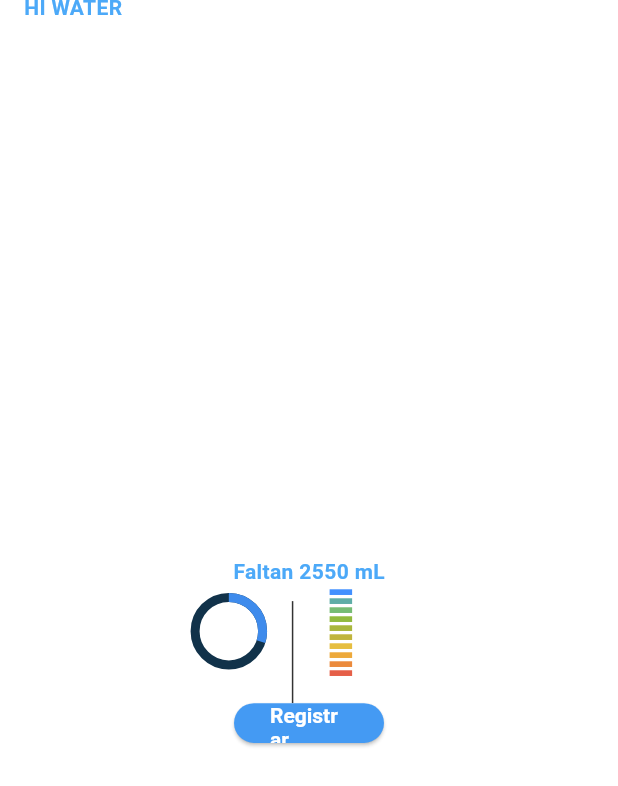
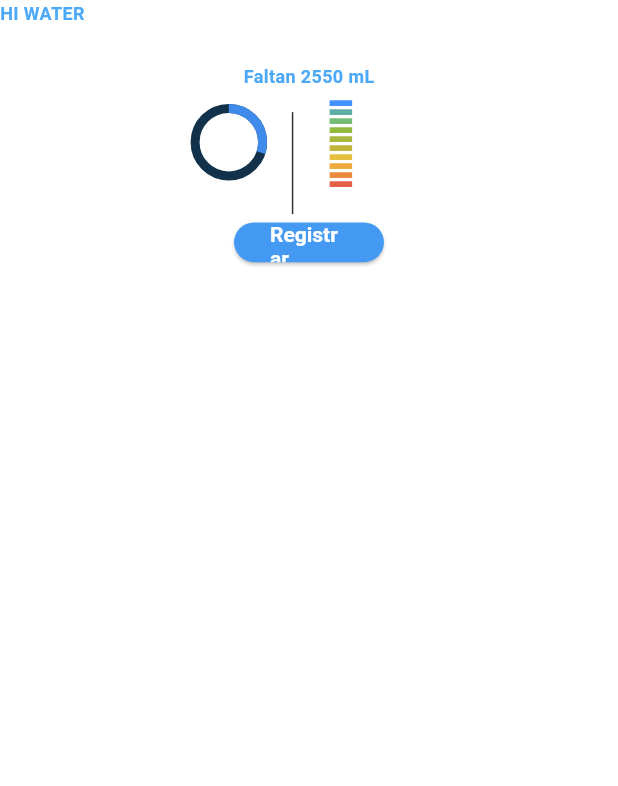
Before and after one commit to gnievap/water_counter_wear_app, a Flutter app: the screen it shows after launch, on a phone screen of 412 x 824 dp. Shown: the top 786 px of the screen. Run offline on Flutter 3.47's test engine with Material 2 defaults, Android fonts, the phone set to English and light mode, and no system bars.

Commit message:
Adding AppBar, title, hour, gaps and size adjustings

```diff
--- a/lib/main.dart
+++ b/lib/main.dart
@@ -28,7 +28,7 @@ class MyApp extends StatelessWidget {
           textTheme:
             const TextTheme(   //0x89baf3
               headlineSmall: TextStyle(color: Colors.white, fontWeight: FontWeight.bold),
-              bodyMedium: TextStyle(color: Color.fromARGB(255, 76, 169, 248), fontWeight: FontWeight.bold),
+              bodyMedium: TextStyle(color: Color.fromARGB(255, 76, 169, 248), fontSize:12,  fontWeight: FontWeight.bold),
               bodySmall: TextStyle(color: Colors.white, fontSize: 12, fontWeight: FontWeight.bold),
             ),
           elevatedButtonTheme: ElevatedButtonThemeData(
--- a/lib/screens/start_screen.dart
+++ b/lib/screens/start_screen.dart
@@ -1,4 +1,5 @@
 import 'package:flutter/material.dart';
+import 'package:intl/intl.dart';
 
 import '../assets/interval_progress_bar.dart';
 
@@ -21,33 +22,59 @@ class _StartScreenState extends State<StartScreen> {
 
     return Scaffold(
       appBar: AppBar(
-        toolbarHeight: 10.0,
-        centerTitle: false,
-        leadingWidth: 0,
-        title:  Text(
+        toolbarHeight: 16.0,
+        //centerTitle: false,
+        leadingWidth: 100,
+        leading: Text(
           'HI WATER',
           style: Theme.of(context).textTheme.bodyMedium,
         ),
+        actions: [
+          hour(),
+        ],
       ),
-      body: Column(
+      body: SizedBox(
+        height: 160.0,
+        child: Column(
             mainAxisAlignment: MainAxisAlignment.center,
             children: [
               _totalMl(),
-
+              _verticalGap(),
               _indicators(),
-
+              _verticalGap(),
               _logButton(),
             ],
+        ),
       ),
     );
   }
 
+  Widget _verticalGap(){
+    return const SizedBox(
+      height: 5.5,
+    );
+  }
+
+  Widget hour(){
+    //DateTime now = DateTime.now();
+    String formattedTime = DateFormat.Hm().format(DateTime.now());
+    return Text(
+      formattedTime,
+      style: Theme.of(context).textTheme.bodySmall,
+    );
+
+  }
+
   Widget _totalMl(){
     return Column(
+      mainAxisAlignment: MainAxisAlignment.center,
       children: [
-        Text(
+        SizedBox(
+          height: 25.0,
+          child: Text(
               '0 mL',
               style: Theme.of(context).textTheme.headlineSmall,
+            ),
         ),
         Text(
             'Faltan 2550 mL',
@@ -149,7 +176,6 @@ Widget _smallDivider(){
     return Column(
       children: [
         const IntervalProgressBar(),
-        //_intervalBar(),
         Text(
           'Hidratación',
           style: Theme.of(context).textTheme.bodySmall,
--- a/pubspec.yaml
+++ b/pubspec.yaml
@@ -35,6 +35,8 @@ dependencies:
   # Use with the CupertinoIcons class for iOS style icons.
   cupertino_icons: ^1.0.2
   flutter_animation_progress_bar: ^2.3.1
+  flutter_intl: ^0.0.1
+  intl: ^0.18.1
 
 
 dev_dependencies:
```
Also changed, not shown: pubspec.lock. Lines whose indentation alone changed are shown as unchanged.
